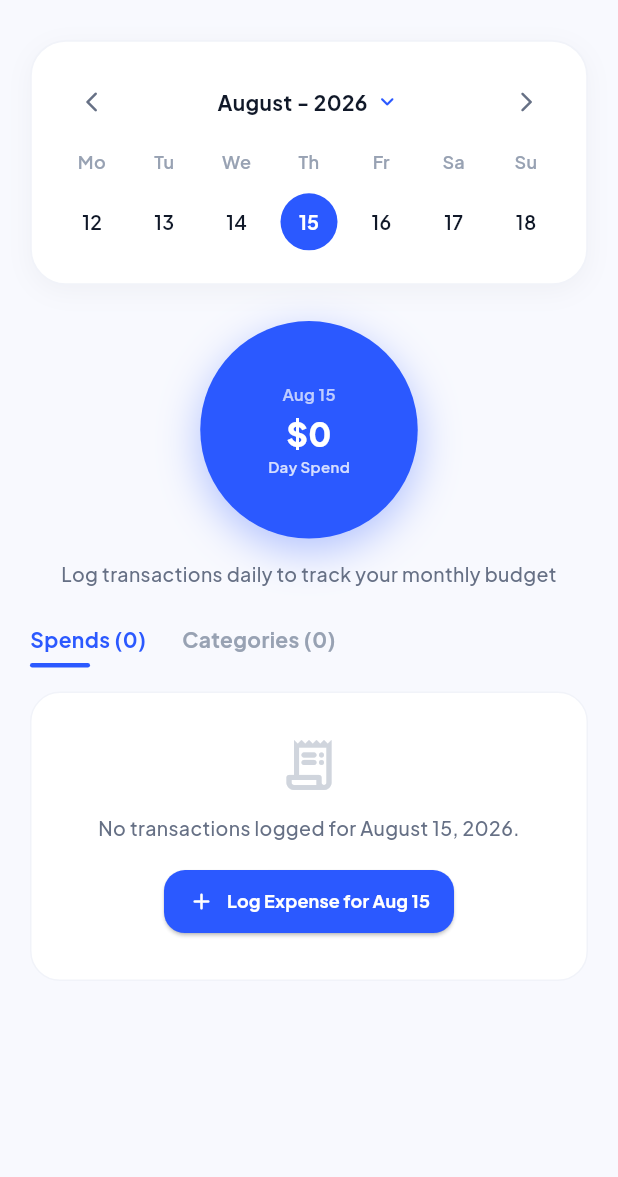
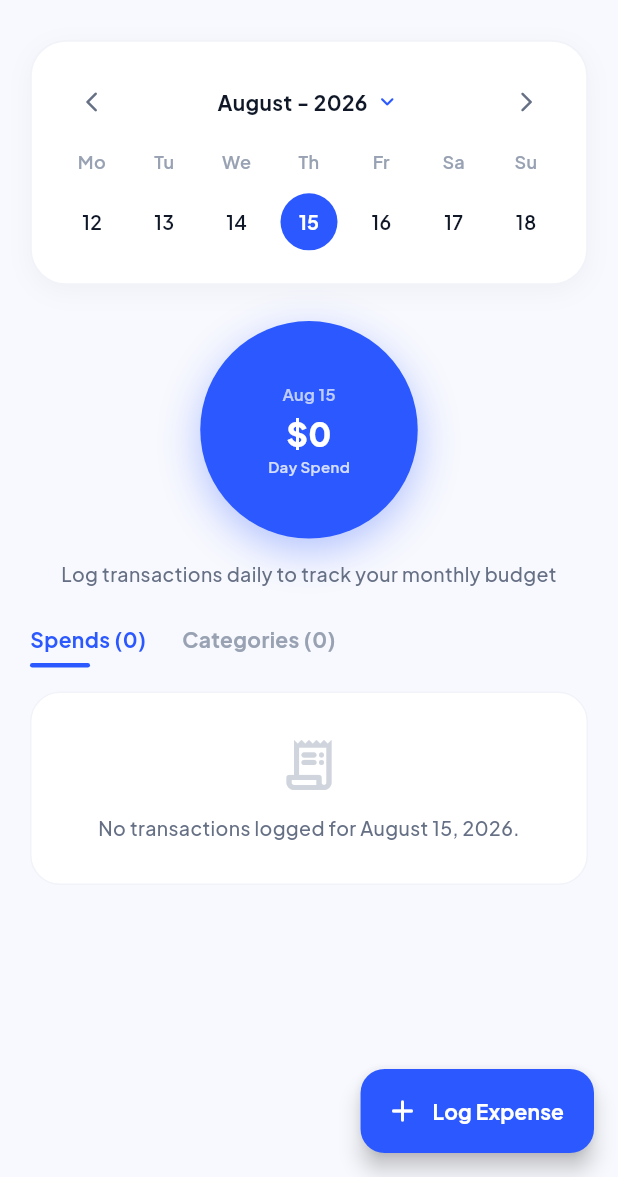
Before and after one commit to VaibhavJalota06/Expense-OS-Mobile, a Flutter app: the CalendarExpensesScreen screen opened directly, on a phone screen of 412 x 824 dp, the part 59-1236 px from its top. Run offline on Flutter 3.47's test engine with Material 3 defaults, Android fonts, the phone set to English and light mode, and no system bars; our stand-ins replace fl_chart, flutter_local_notifications, google_fonts, google_sign_in, image_picker, local_auth and 2 more; accounts and stored records are empty.

Commit message:
Remove inline empty state button and maintain clean FAB in CalendarExpensesScreen

```diff
--- a/lib/screens/calendar_expenses_screen.dart
+++ b/lib/screens/calendar_expenses_screen.dart
@@ -204,6 +204,12 @@ class _CalendarExpensesScreenState extends State<CalendarExpensesScreen> {
           ),
         ],
       ),
+      floatingActionButton: FloatingActionButton.extended(
+        onPressed: _openAddExpenseSheet,
+        backgroundColor: AppTheme.monexBlue,
+        icon: const Icon(Icons.add_rounded, color: Colors.white),
+        label: Text('Log Expense', style: GoogleFonts.plusJakartaSans(fontWeight: FontWeight.w700, color: Colors.white)),
+      ),
       body: _isLoading
           ? const Center(child: CircularProgressIndicator(color: AppTheme.monexBlue))
           : SingleChildScrollView(
@@ -404,18 +410,6 @@ class _CalendarExpensesScreenState extends State<CalendarExpensesScreen> {
                                 color: AppTheme.textSecondary,
                                 fontSize: 13,
                                 fontWeight: FontWeight.w500,
-                              ),
-                            ),
-                            const SizedBox(height: 16),
-                            ElevatedButton.icon(
-                              onPressed: _openAddExpenseSheet,
-                              icon: const Icon(Icons.add_rounded, size: 18),
-                              label: Text('Log Expense for ${DateFormat('MMM d').format(_selectedDate)}', style: GoogleFonts.plusJakartaSans(fontWeight: FontWeight.w700, fontSize: 12)),
-                              style: ElevatedButton.styleFrom(
-                                backgroundColor: AppTheme.monexBlue,
-                                foregroundColor: Colors.white,
-                                padding: const EdgeInsets.symmetric(horizontal: 16, vertical: 12),
-                                shape: RoundedRectangleBorder(borderRadius: BorderRadius.circular(14)),
                               ),
                             ),
                           ],
```
